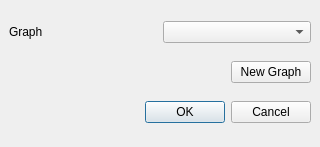
Before: the Qt Designer form src/visualea/resources/tofactory.ui in openalea/visualea, drawn with Qt 5.
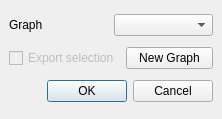
After: the same form once the commit is applied.

Commit message: Add a dialog to choose the factory name when saving a graph model.

```diff
--- a/src/visualea/resources/tofactory.ui
+++ b/src/visualea/resources/tofactory.ui
@@ -5,8 +5,8 @@
    <rect>
     <x>0</x>
     <y>0</y>
-    <width>320</width>
-    <height>147</height>
+    <width>222</width>
+    <height>119</height>
    </rect>
   </property>
   <property name="windowTitle" >
@@ -48,17 +48,14 @@
       <number>6</number>
      </property>
      <item>
-      <spacer>
-       <property name="orientation" >
-        <enum>Qt::Horizontal</enum>
+      <widget class="QCheckBox" name="selectionBox" >
+       <property name="enabled" >
+        <bool>false</bool>
        </property>
-       <property name="sizeHint" >
-        <size>
-         <width>171</width>
-         <height>20</height>
-        </size>
+       <property name="text" >
+        <string>Export selection</string>
        </property>
-      </spacer>
+      </widget>
      </item>
      <item>
       <widget class="QPushButton" name="newFactoryButton" >
```
The commit also changes 7 other files.
